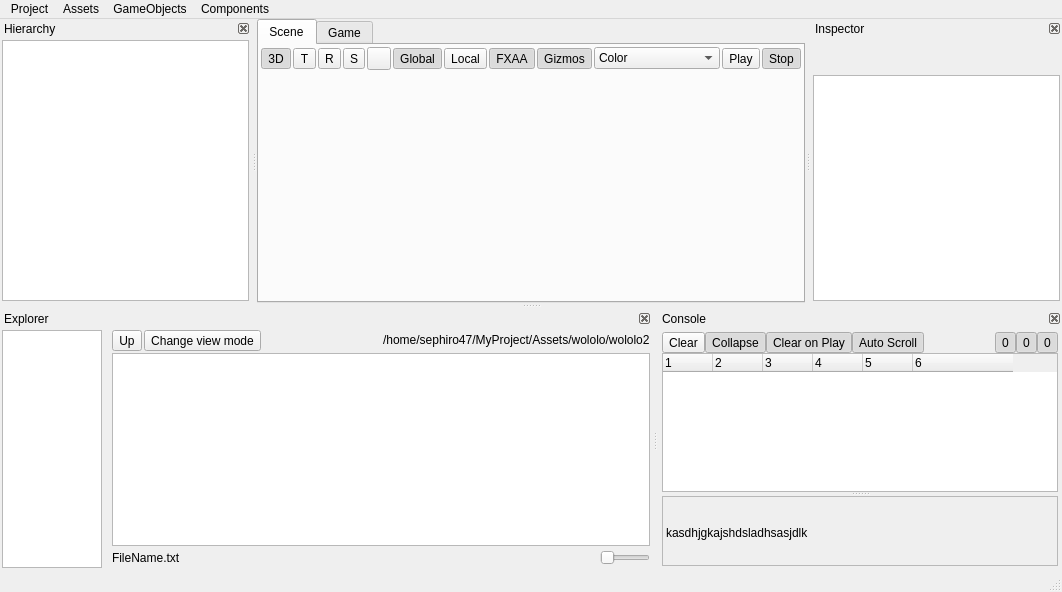
This is EngineAssets/EditorWindow.ui in Bang3DEngine/OldBang as Qt 5 draws it before an edit. The edited form follows.
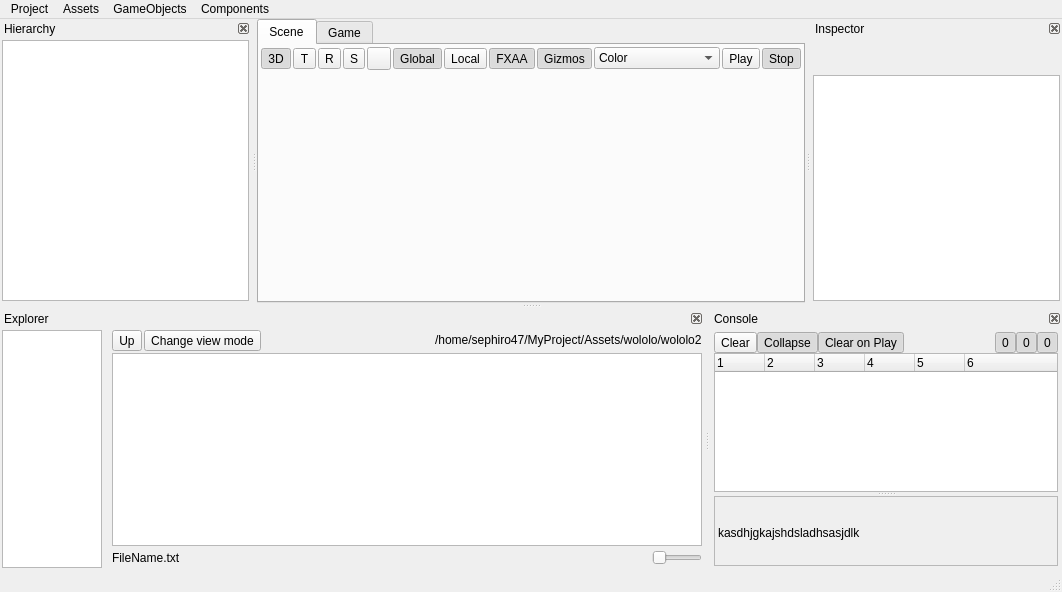
This is the edited form. Icons and pictures are not drawn. Custom widgets are drawn as their Qt base class.

```diff
--- a/EngineAssets/EditorWindow.ui
+++ b/EngineAssets/EditorWindow.ui
@@ -1004,22 +1004,6 @@
             </property>
            </widget>
           </item>
-          <item>
-           <widget class="QToolButton" name="buttonAutoScroll">
-            <property name="text">
-             <string>Auto Scroll</string>
-            </property>
-            <property name="checkable">
-             <bool>true</bool>
-            </property>
-            <property name="checked">
-             <bool>true</bool>
-            </property>
-            <property name="toolButtonStyle">
-             <enum>Qt::ToolButtonTextOnly</enum>
-            </property>
-           </widget>
-          </item>
           <item>
            <spacer name="horizontalSpacer_3">
             <property name="orientation">
```
